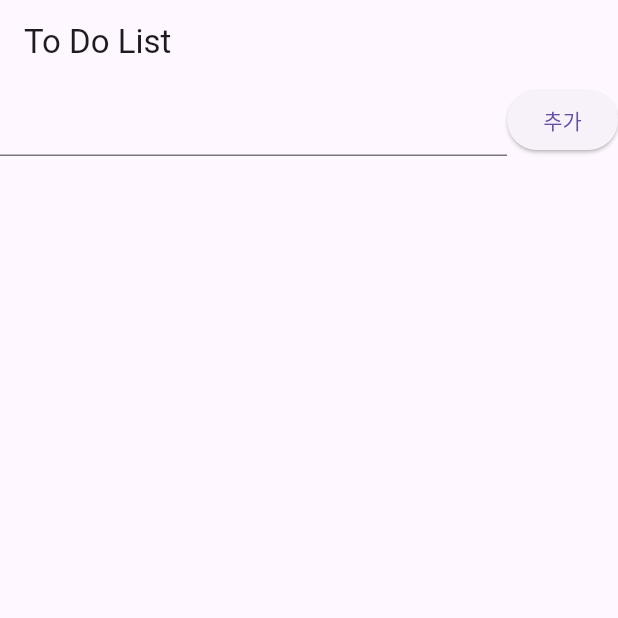
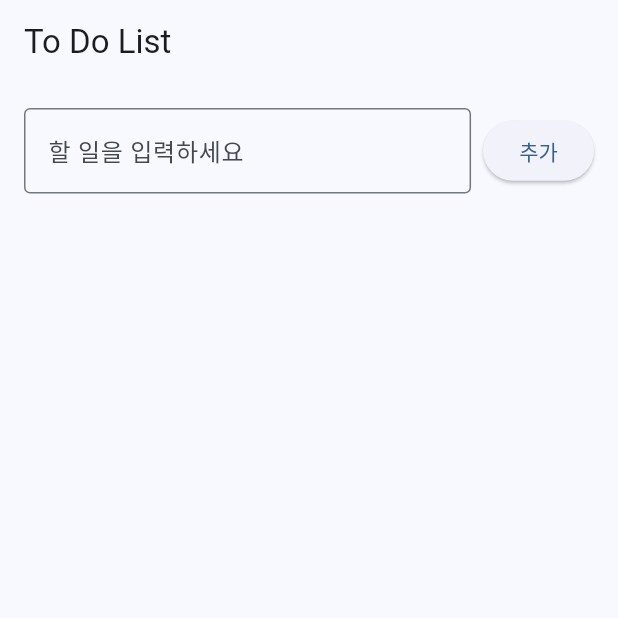
Before and after one commit to ParkSeungHyeok/ToDoList, a Flutter app: the screen it shows after launch, after a tap on "추가", on a phone screen of 412 x 824 dp, the top half of it. Run offline on Flutter 3.47's test engine with Material 3 defaults, Android fonts, the phone set to English and light mode, and no system bars; our stand-ins replace shared_preferences.

Commit message:
ToDoList App

```diff
--- a/lib/main.dart
+++ b/lib/main.dart
@@ -1,4 +1,19 @@
 import 'package:flutter/material.dart';
+import 'dart:convert';
+import 'package:shared_preferences/shared_preferences.dart';
+
+class ToDoItem {
+  String task;
+  bool isDone;
+
+  ToDoItem({required this.task, this.isDone = false});
+
+  Map<String, dynamic> toJson() => {'task': task, 'isDone': isDone};
+
+  // JSON에서 객체로 변환
+  factory ToDoItem.fromJson(Map<String, dynamic> json) =>
+      ToDoItem(task: json['task'], isDone: json['isDone']);
+}
 
 void main() {
   runApp(const MySecondApp());
@@ -7,60 +22,141 @@ void main() {
 class MySecondApp extends StatelessWidget {
   const MySecondApp({super.key});
   @override
-  Widget build(BuildContext context) {
-    return MaterialApp(home: const ToDoScreen());
-  }
+  Widget build(BuildContext context) => MaterialApp(
+    title: 'To Do List',
+    theme: ThemeData(
+      colorScheme: ColorScheme.fromSeed(seedColor: Colors.blue),
+      useMaterial3: true,
+    ),
+    home: const ToDoScreen(),
+  );
 }
 
 class ToDoScreen extends StatefulWidget {
   const ToDoScreen({super.key});
 
   @override
-  State<ToDoScreen> createState() {
-    return _ToDoScreenState();
-  }
+  State<ToDoScreen> createState() => _ToDoScreenState();
 }
 
 class _ToDoScreenState extends State<ToDoScreen> {
   TextEditingController inputTextController = TextEditingController();
-  List<String> toDoList = [];
+  final List<ToDoItem> toDoList = [];
 
   @override
-  Widget build(BuildContext context) {
-    return Scaffold(
-      appBar: AppBar(title: Text('To Do List')),
-      body: Column(children: [inputToDoItem(), outputToDoList()]),
-    );
+  void initState() {
+    super.initState();
+    loadToDoList();
   }
 
-  Widget inputToDoItem() {
-    return Row(
+  @override
+  Widget build(BuildContext context) => Scaffold(
+    appBar: AppBar(title: Text('To Do List')),
+    body: Padding(
+      padding: const EdgeInsets.all(8.0),
+      child: Column(
+        children: [inputToDoItem(), SizedBox(height: 8), outputToDoList()],
+      ),
+    ),
+  );
+
+  Widget inputToDoItem() => Padding(
+    padding: const EdgeInsets.all(8.0),
+    child: Row(
       children: [
-        Expanded(child: TextField(controller: inputTextController)),
+        Expanded(
+          child: TextField(
+            controller: inputTextController,
+            decoration: InputDecoration(
+              hintText: '할 일을 입력하세요',
+              border: OutlineInputBorder(),
+            ),
+          ),
+        ),
+        SizedBox(width: 8),
         ElevatedButton(onPressed: _addTodo, child: Text('추가')),
       ],
-    );
-  }
+    ),
+  );
 
   void _addTodo() {
-    if (inputTextController.text.isEmpty) return;
+    final text = inputTextController.text;
+    if (text.isEmpty) return;
 
     setState(() {
-      toDoList.add(inputTextController.text);
+      toDoList.add(ToDoItem(task: text));
     });
 
     inputTextController.clear();
+    saveToDoList();
   }
 
-  Widget outputToDoList() {
-    return Expanded(child: ListView(children: gettoDoListWidget()));
+  Widget outputToDoList() => Expanded(
+    child: ListView.builder(
+      itemCount: toDoList.length,
+      itemBuilder: (context, index) => getFrameToDoList(index),
+    ),
+  );
+
+  Widget getFrameToDoList(int i) => Padding(
+    padding: const EdgeInsets.symmetric(horizontal: 8.0, vertical: 4.0),
+    child: Card(
+      elevation: 2,
+      shape: RoundedRectangleBorder(
+        borderRadius: BorderRadiusGeometry.circular(12),
+      ),
+      child: ListTile(
+        leading: Checkbox(
+          value: toDoList[i].isDone,
+          onChanged: (checked) {
+            setState(() {
+              toDoList[i].isDone = checked!;
+            });
+            saveToDoList();
+          },
+        ),
+        title: Text(
+          toDoList[i].task,
+          style: TextStyle(
+            decoration: toDoList[i].isDone
+                ? TextDecoration.lineThrough
+                : TextDecoration.none,
+          ),
+        ),
+        trailing: IconButton(
+          icon: Icon(Icons.delete),
+          onPressed: () {
+            setState(() {
+              toDoList.removeAt(i);
+            });
+            saveToDoList();
+          },
+        ),
+      ),
+    ),
+  );
+
+  Future<void> saveToDoList() async {
+    final prefs = await SharedPreferences.getInstance();
+    final String jsonString = jsonEncode(
+      toDoList.map((e) => e.toJson()).toList(),
+    );
+    await prefs.setString('todo_list', jsonString);
   }
 
-  List<Widget> gettoDoListWidget() {
-    List<Widget> toDoListWidget = [];
-    for (int i = 0; i < toDoList.length; i++) {
-      toDoListWidget.add(Text(toDoList[i]));
-    }
-    return toDoListWidget;
+  Future<void> loadToDoList() async {
+    final prefs = await SharedPreferences.getInstance();
+    final String? jsonString = prefs.getString('todo_list');
+
+    if (jsonString == null) return;
+
+    final List<dynamic> jsonList = jsonDecode(jsonString);
+    final List<ToDoItem> loadedList = jsonList
+        .map((itemJson) => ToDoItem.fromJson(itemJson))
+        .toList();
+
+    setState(() {
+      toDoList.addAll(loadedList);
+    });
   }
 }
```
Also changed, not shown: pubspec.yaml (+9 -0 lines), assets/icon/ToDoList.png (added).
